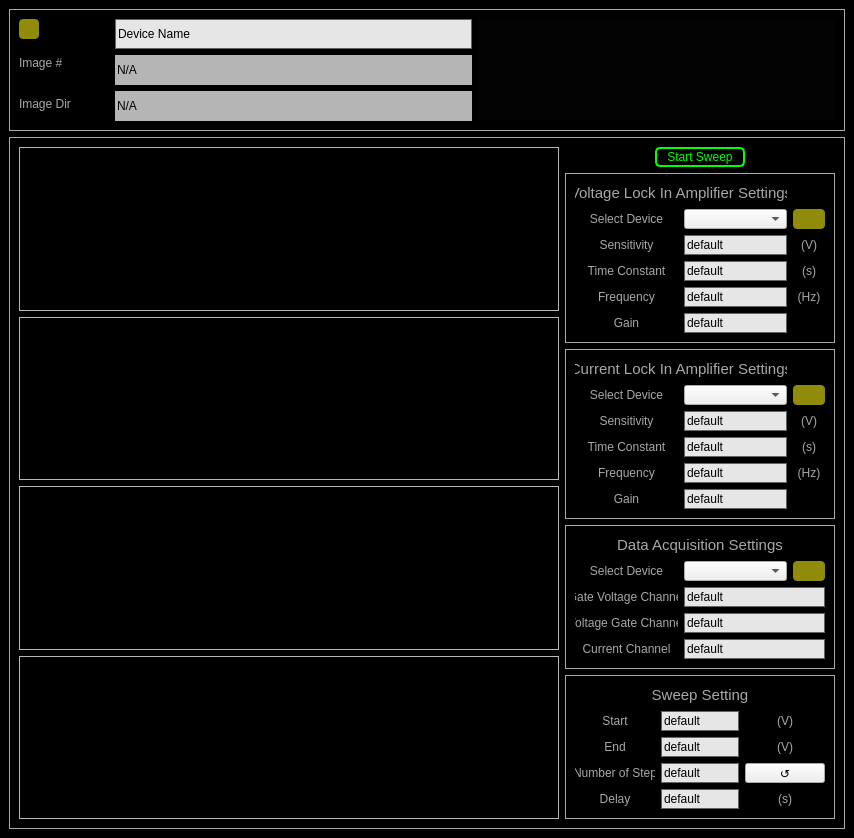
The window that DEMONS GUI/Four Terminal Gate Sweep/FourTerminalGateSweepWindow.ui (zxiazxia/LabRAD-Device-Electrical_Measurement-ONline_Software) describes before a commit, drawn with Qt 5.
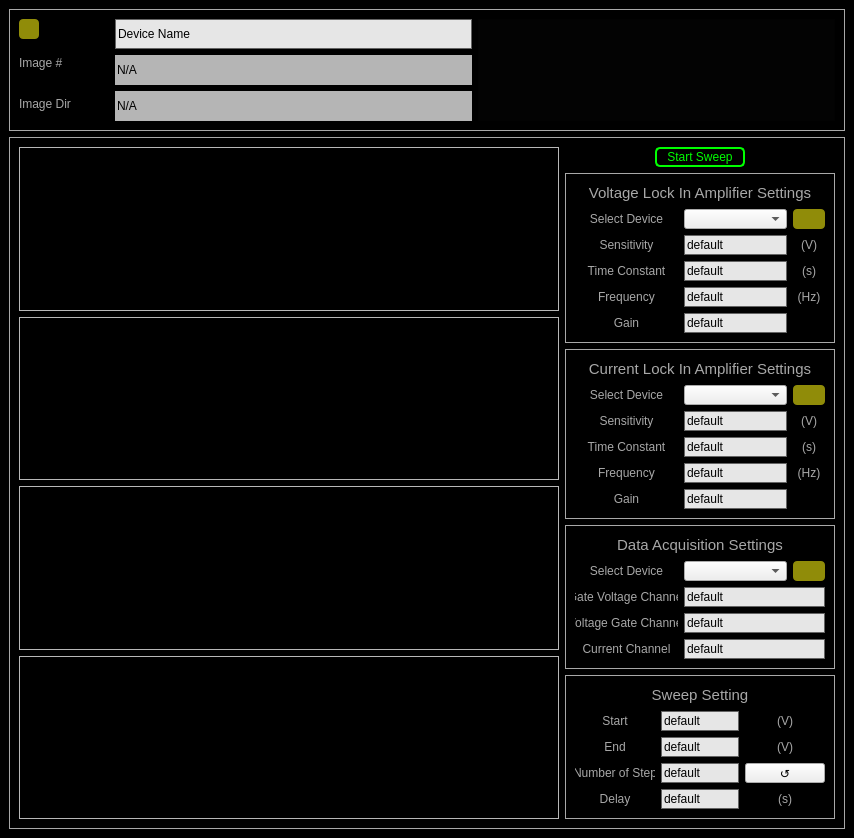
The same window after the commit. Icons and pictures are not drawn.

Diff of the .ui file:
```diff
--- a/DEMONS GUI/Four Terminal Gate Sweep/FourTerminalGateSweepWindow.ui
+++ b/DEMONS GUI/Four Terminal Gate Sweep/FourTerminalGateSweepWindow.ui
@@ -470,32 +470,6 @@
             <enum>QFrame::Raised</enum>
            </property>
            <layout class="QGridLayout" name="gridLayout_5" rowstretch="1,1,1,1,1,1" columnstretch="2,2,0">
-            <item row="0" column="0" colspan="2">
-             <widget class="QLabel" name="label_Voltage_LI_Settings">
-              <property name="minimumSize">
-               <size>
-                <width>60</width>
-                <height>20</height>
-               </size>
-              </property>
-              <property name="font">
-               <font>
-                <pointsize>11</pointsize>
-               </font>
-              </property>
-              <property name="styleSheet">
-               <string notr="true">#label_ImageNum{
-color: rgb(168, 168, 168)
-}</string>
-              </property>
-              <property name="text">
-               <string>Voltage Lock In Amplifier Settings</string>
-              </property>
-              <property name="alignment">
-               <set>Qt::AlignCenter</set>
-              </property>
-             </widget>
-            </item>
             <item row="1" column="0">
              <widget class="QLabel" name="label_9">
               <property name="minimumSize">
@@ -798,6 +772,32 @@
               </property>
              </widget>
             </item>
+            <item row="0" column="0" colspan="3">
+             <widget class="QLabel" name="label_Voltage_LI_Settings">
+              <property name="minimumSize">
+               <size>
+                <width>60</width>
+                <height>20</height>
+               </size>
+              </property>
+              <property name="font">
+               <font>
+                <pointsize>11</pointsize>
+               </font>
+              </property>
+              <property name="styleSheet">
+               <string notr="true">#label_ImageNum{
+color: rgb(168, 168, 168)
+}</string>
+              </property>
+              <property name="text">
+               <string>Voltage Lock In Amplifier Settings</string>
+              </property>
+              <property name="alignment">
+               <set>Qt::AlignCenter</set>
+              </property>
+             </widget>
+            </item>
            </layout>
           </widget>
          </item>
@@ -815,32 +815,6 @@
             <enum>QFrame::Raised</enum>
            </property>
            <layout class="QGridLayout" name="gridLayout_2" rowstretch="1,1,1,1,1,1" columnstretch="20,20,0">
-            <item row="0" column="0" colspan="2">
-             <widget class="QLabel" name="label_Current_LI_Settings">
-              <property name="minimumSize">
-               <size>
-                <width>60</width>
-                <height>20</height>
-               </size>
-              </property>
-              <property name="font">
-               <font>
-                <pointsize>11</pointsize>
-               </font>
-              </property>
-              <property name="styleSheet">
-               <string notr="true">#label_ImageNum{
-color: rgb(168, 168, 168)
-}</string>
-              </property>
-              <property name="text">
-               <string>Current Lock In Amplifier Settings</string>
-              </property>
-              <property name="alignment">
-               <set>Qt::AlignCenter</set>
-              </property>
-             </widget>
-            </item>
             <item row="1" column="0">
              <widget class="QLabel" name="label_10">
               <property name="minimumSize">
@@ -1143,6 +1117,32 @@
               </property>
              </widget>
             </item>
+            <item row="0" column="0" colspan="3">
+             <widget class="QLabel" name="label_Current_LI_Settings">
+              <property name="minimumSize">
+               <size>
+                <width>60</width>
+                <height>20</height>
+               </size>
+              </property>
+              <property name="font">
+               <font>
+                <pointsize>11</pointsize>
+               </font>
+              </property>
+              <property name="styleSheet">
+               <string notr="true">#label_ImageNum{
+color: rgb(168, 168, 168)
+}</string>
+              </property>
+              <property name="text">
+               <string>Current Lock In Amplifier Settings</string>
+              </property>
+              <property name="alignment">
+               <set>Qt::AlignCenter</set>
+              </property>
+             </widget>
+            </item>
            </layout>
           </widget>
          </item>
```
